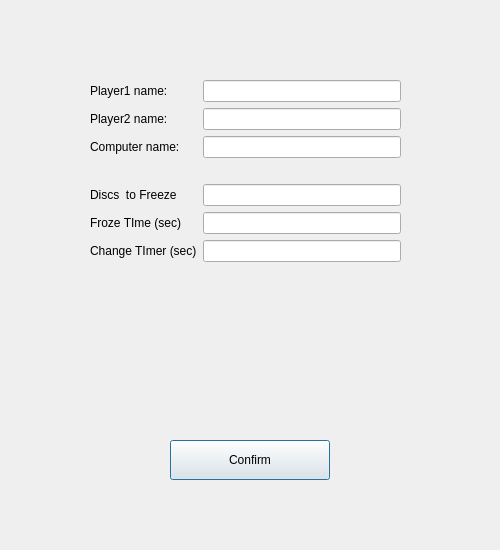
First picture: the form in src/GUI/settings.ui, repository chudyandrej/OthelloGame_cpp, before the edit.
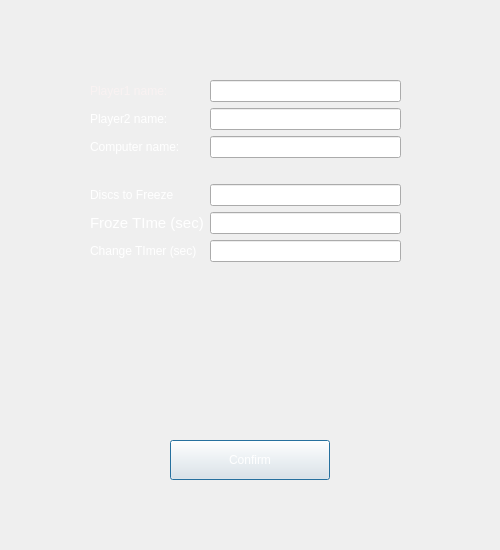
Second picture: the form after the edit.

Diff of the .ui file:
```diff
--- a/src/GUI/settings.ui
+++ b/src/GUI/settings.ui
@@ -22,6 +22,43 @@
      <height>40</height>
     </rect>
    </property>
+   <property name="palette">
+    <palette>
+     <active>
+      <colorrole role="ButtonText">
+       <brush brushstyle="SolidPattern">
+        <color alpha="255">
+         <red>255</red>
+         <green>247</green>
+         <blue>247</blue>
+        </color>
+       </brush>
+      </colorrole>
+     </active>
+     <inactive>
+      <colorrole role="ButtonText">
+       <brush brushstyle="SolidPattern">
+        <color alpha="255">
+         <red>255</red>
+         <green>255</green>
+         <blue>255</blue>
+        </color>
+       </brush>
+      </colorrole>
+     </inactive>
+     <disabled>
+      <colorrole role="ButtonText">
+       <brush brushstyle="SolidPattern">
+        <color alpha="255">
+         <red>255</red>
+         <green>255</green>
+         <blue>255</blue>
+        </color>
+       </brush>
+      </colorrole>
+     </disabled>
+    </palette>
+   </property>
    <property name="text">
     <string>Confirm</string>
    </property>
@@ -44,8 +81,72 @@
         <height>17</height>
        </size>
       </property>
+      <property name="palette">
+       <palette>
+        <active>
+         <colorrole role="Text">
+          <brush brushstyle="SolidPattern">
+           <color alpha="255">
+            <red>255</red>
+            <green>255</green>
+            <blue>255</blue>
+           </color>
+          </brush>
+         </colorrole>
+         <colorrole role="ButtonText">
+          <brush brushstyle="SolidPattern">
+           <color alpha="255">
+            <red>255</red>
+            <green>255</green>
+            <blue>255</blue>
+           </color>
+          </brush>
+         </colorrole>
+        </active>
+        <inactive>
+         <colorrole role="Text">
+          <brush brushstyle="SolidPattern">
+           <color alpha="255">
+            <red>255</red>
+            <green>255</green>
+            <blue>255</blue>
+           </color>
+          </brush>
+         </colorrole>
+         <colorrole role="ButtonText">
+          <brush brushstyle="SolidPattern">
+           <color alpha="255">
+            <red>255</red>
+            <green>250</green>
+            <blue>250</blue>
+           </color>
+          </brush>
+         </colorrole>
+        </inactive>
+        <disabled>
+         <colorrole role="Text">
+          <brush brushstyle="SolidPattern">
+           <color alpha="255">
+            <red>255</red>
+            <green>255</green>
+            <blue>255</blue>
+           </color>
+          </brush>
+         </colorrole>
+         <colorrole role="ButtonText">
+          <brush brushstyle="SolidPattern">
+           <color alpha="255">
+            <red>255</red>
+            <green>255</green>
+            <blue>255</blue>
+           </color>
+          </brush>
+         </colorrole>
+        </disabled>
+       </palette>
+      </property>
       <property name="text">
-       <string>Player1 name: </string>
+       <string>&lt;html&gt;&lt;head/&gt;&lt;body&gt;&lt;p&gt;&lt;span style=&quot; color:#f9f2f2;&quot;&gt;Player1 name: &lt;/span&gt;&lt;/p&gt;&lt;/body&gt;&lt;/html&gt;</string>
       </property>
      </widget>
     </item>
@@ -58,8 +159,72 @@
     </item>
     <item row="1" column="0">
      <widget class="QLabel" name="player2NameLabel">
+      <property name="palette">
+       <palette>
+        <active>
+         <colorrole role="Text">
+          <brush brushstyle="SolidPattern">
+           <color alpha="255">
+            <red>255</red>
+            <green>255</green>
+            <blue>255</blue>
+           </color>
+          </brush>
+         </colorrole>
+         <colorrole role="ButtonText">
+          <brush brushstyle="SolidPattern">
+           <color alpha="255">
+            <red>255</red>
+            <green>255</green>
+            <blue>255</blue>
+           </color>
+          </brush>
+         </colorrole>
+        </active>
+        <inactive>
+         <colorrole role="Text">
+          <brush brushstyle="SolidPattern">
+           <color alpha="255">
+            <red>255</red>
+            <green>255</green>
+            <blue>255</blue>
+           </color>
+          </brush>
+         </colorrole>
+         <colorrole role="ButtonText">
+          <brush brushstyle="SolidPattern">
+           <color alpha="255">
+            <red>255</red>
+            <green>250</green>
+            <blue>250</blue>
+           </color>
+          </brush>
+         </colorrole>
+        </inactive>
+        <disabled>
+         <colorrole role="Text">
+          <brush brushstyle="SolidPattern">
+           <color alpha="255">
+            <red>255</red>
+            <green>255</green>
+            <blue>255</blue>
+           </color>
+          </brush>
+         </colorrole>
+         <colorrole role="ButtonText">
+          <brush brushstyle="SolidPattern">
+           <color alpha="255">
+            <red>255</red>
+            <green>255</green>
+            <blue>255</blue>
+           </color>
+          </brush>
+         </colorrole>
+        </disabled>
+       </palette>
+      </property>
       <property name="text">
-       <string>Player2 name: </string>
+       <string>&lt;html&gt;&lt;head/&gt;&lt;body&gt;&lt;p&gt;&lt;span style=&quot; color:#ffffff;&quot;&gt;Player2 name: &lt;/span&gt;&lt;/p&gt;&lt;/body&gt;&lt;/html&gt;</string>
       </property>
      </widget>
     </item>
@@ -72,8 +237,72 @@
     </item>
     <item row="2" column="0">
      <widget class="QLabel" name="computerNameLabel">
+      <property name="palette">
+       <palette>
+        <active>
+         <colorrole role="Text">
+          <brush brushstyle="SolidPattern">
+           <color alpha="255">
+            <red>255</red>
+            <green>255</green>
+            <blue>255</blue>
+           </color>
+          </brush>
+         </colorrole>
+         <colorrole role="ButtonText">
+          <brush brushstyle="SolidPattern">
+           <color alpha="255">
+            <red>255</red>
+            <green>255</green>
+            <blue>255</blue>
+           </color>
+          </brush>
+         </colorrole>
+        </active>
+        <inactive>
+         <colorrole role="Text">
+          <brush brushstyle="SolidPattern">
+           <color alpha="255">
+            <red>255</red>
+            <green>255</green>
+            <blue>255</blue>
+           </color>
+          </brush>
+         </colorrole>
+         <colorrole role="ButtonText">
+          <brush brushstyle="SolidPattern">
+           <color alpha="255">
+            <red>255</red>
+            <green>250</green>
+            <blue>250</blue>
+           </color>
+          </brush>
+         </colorrole>
+        </inactive>
+        <disabled>
+         <colorrole role="Text">
+          <brush brushstyle="SolidPattern">
+           <color alpha="255">
+            <red>255</red>
+            <green>255</green>
+            <blue>255</blue>
+           </color>
+          </brush>
+         </colorrole>
+         <colorrole role="ButtonText">
+          <brush brushstyle="SolidPattern">
+           <color alpha="255">
+            <red>255</red>
+            <green>255</green>
+            <blue>255</blue>
+           </color>
+          </brush>
+         </colorrole>
+        </disabled>
+       </palette>
+      </property>
       <property name="text">
-       <string>Computer name:</string>
+       <string>&lt;html&gt;&lt;head/&gt;&lt;body&gt;&lt;p&gt;&lt;span style=&quot; color:#ffffff;&quot;&gt;Computer name: &lt;/span&gt;&lt;/p&gt;&lt;/body&gt;&lt;/html&gt;</string>
       </property>
      </widget>
     </item>
@@ -86,22 +315,218 @@
     </item>
     <item row="4" column="0">
      <widget class="QLabel" name="discsToFreezeLabel">
+      <property name="palette">
+       <palette>
+        <active>
+         <colorrole role="Text">
+          <brush brushstyle="SolidPattern">
+           <color alpha="255">
+            <red>255</red>
+            <green>255</green>
+            <blue>255</blue>
+           </color>
+          </brush>
+         </colorrole>
+         <colorrole role="ButtonText">
+          <brush brushstyle="SolidPattern">
+           <color alpha="255">
+            <red>255</red>
+            <green>255</green>
+            <blue>255</blue>
+           </color>
+          </brush>
+         </colorrole>
+        </active>
+        <inactive>
+         <colorrole role="Text">
+          <brush brushstyle="SolidPattern">
+           <color alpha="255">
+            <red>255</red>
+            <green>255</green>
+            <blue>255</blue>
+           </color>
+          </brush>
+         </colorrole>
+         <colorrole role="ButtonText">
+          <brush brushstyle="SolidPattern">
+           <color alpha="255">
+            <red>255</red>
+            <green>250</green>
+            <blue>250</blue>
+           </color>
+          </brush>
+         </colorrole>
+        </inactive>
+        <disabled>
+         <colorrole role="Text">
+          <brush brushstyle="SolidPattern">
+           <color alpha="255">
+            <red>255</red>
+            <green>255</green>
+            <blue>255</blue>
+           </color>
+          </brush>
+         </colorrole>
+         <colorrole role="ButtonText">
+          <brush brushstyle="SolidPattern">
+           <color alpha="255">
+            <red>255</red>
+            <green>255</green>
+            <blue>255</blue>
+           </color>
+          </brush>
+         </colorrole>
+        </disabled>
+       </palette>
+      </property>
       <property name="text">
-       <string>Discs  to Freeze</string>
+       <string>&lt;html&gt;&lt;head/&gt;&lt;body&gt;&lt;p&gt;&lt;span style=&quot; color:#ffffff;&quot;&gt;Discs  to Freeze &lt;/span&gt;&lt;/p&gt;&lt;/body&gt;&lt;/html&gt;</string>
       </property>
      </widget>
     </item>
     <item row="5" column="0">
      <widget class="QLabel" name="frozeTimeLabel">
+      <property name="palette">
+       <palette>
+        <active>
+         <colorrole role="Text">
+          <brush brushstyle="SolidPattern">
+           <color alpha="255">
+            <red>255</red>
+            <green>255</green>
+            <blue>255</blue>
+           </color>
+          </brush>
+         </colorrole>
+         <colorrole role="ButtonText">
+          <brush brushstyle="SolidPattern">
+           <color alpha="255">
+            <red>255</red>
+            <green>255</green>
+            <blue>255</blue>
+           </color>
+          </brush>
+         </colorrole>
+        </active>
+        <inactive>
+         <colorrole role="Text">
+          <brush brushstyle="SolidPattern">
+           <color alpha="255">
+            <red>255</red>
+            <green>255</green>
+            <blue>255</blue>
+           </color>
+          </brush>
+         </colorrole>
+         <colorrole role="ButtonText">
+          <brush brushstyle="SolidPattern">
+           <color alpha="255">
+            <red>255</red>
+            <green>250</green>
+            <blue>250</blue>
+           </color>
+          </brush>
+         </colorrole>
+        </inactive>
+        <disabled>
+         <colorrole role="Text">
+          <brush brushstyle="SolidPattern">
+           <color alpha="255">
+            <red>255</red>
+            <green>255</green>
+            <blue>255</blue>
+           </color>
+          </brush>
+         </colorrole>
+         <colorrole role="ButtonText">
+          <brush brushstyle="SolidPattern">
+           <color alpha="255">
+            <red>255</red>
+            <green>255</green>
+            <blue>255</blue>
+           </color>
+          </brush>
+         </colorrole>
+        </disabled>
+       </palette>
+      </property>
       <property name="text">
-       <string>Froze TIme (sec)</string>
+       <string>&lt;!DOCTYPE HTML PUBLIC &quot;-//W3C//DTD HTML 4.0//EN&quot; &quot;http://www.w3.org/TR/REC-html40/strict.dtd&quot;&gt;
+&lt;html&gt;&lt;head&gt;&lt;meta name=&quot;qrichtext&quot; content=&quot;1&quot; /&gt;&lt;style type=&quot;text/css&quot;&gt;
+p, li { white-space: pre-wrap; }
+&lt;/style&gt;&lt;/head&gt;&lt;body style=&quot; font-family:'Ubuntu'; font-size:11pt; font-weight:400; font-style:normal;&quot;&gt;
+&lt;p style=&quot; margin-top:0px; margin-bottom:0px; margin-left:0px; margin-right:0px; -qt-block-indent:0; text-indent:0px;&quot;&gt;&lt;span style=&quot; color:#ffffff;&quot;&gt;Froze TIme (sec)&lt;/span&gt;&lt;/p&gt;&lt;/body&gt;&lt;/html&gt;</string>
       </property>
      </widget>
     </item>
     <item row="6" column="0">
      <widget class="QLabel" name="ChangeTimerLabel">
+      <property name="palette">
+       <palette>
+        <active>
+         <colorrole role="Text">
+          <brush brushstyle="SolidPattern">
+           <color alpha="255">
+            <red>255</red>
+            <green>255</green>
+            <blue>255</blue>
+           </color>
+          </brush>
+         </colorrole>
+         <colorrole role="ButtonText">
+          <brush brushstyle="SolidPattern">
+           <color alpha="255">
+            <red>255</red>
+            <green>255</green>
+            <blue>255</blue>
+           </color>
+          </brush>
+         </colorrole>
+        </active>
+        <inactive>
+         <colorrole role="Text">
+          <brush brushstyle="SolidPattern">
+           <color alpha="255">
+            <red>255</red>
+            <green>255</green>
+            <blue>255</blue>
+           </color>
+          </brush>
+         </colorrole>
+         <colorrole role="ButtonText">
+          <brush brushstyle="SolidPattern">
+           <color alpha="255">
+            <red>255</red>
+            <green>250</green>
+            <blue>250</blue>
+           </color>
+          </brush>
+         </colorrole>
+        </inactive>
+        <disabled>
+         <colorrole role="Text">
+          <brush brushstyle="SolidPattern">
+           <color alpha="255">
+            <red>255</red>
+            <green>255</green>
+            <blue>255</blue>
+           </color>
+          </brush>
+         </colorrole>
+         <colorrole role="ButtonText">
+          <brush brushstyle="SolidPattern">
+           <color alpha="255">
+            <red>255</red>
+            <green>255</green>
+            <blue>255</blue>
+           </color>
+          </brush>
+         </colorrole>
+        </disabled>
+       </palette>
+      </property>
       <property name="text">
-       <string>Change TImer (sec)</string>
+       <string>&lt;html&gt;&lt;head/&gt;&lt;body&gt;&lt;p&gt;&lt;span style=&quot; color:#ffffff;&quot;&gt;Change TImer (sec)&lt;/span&gt;&lt;/p&gt;&lt;/body&gt;&lt;/html&gt;</string>
       </property>
      </widget>
     </item>
```
